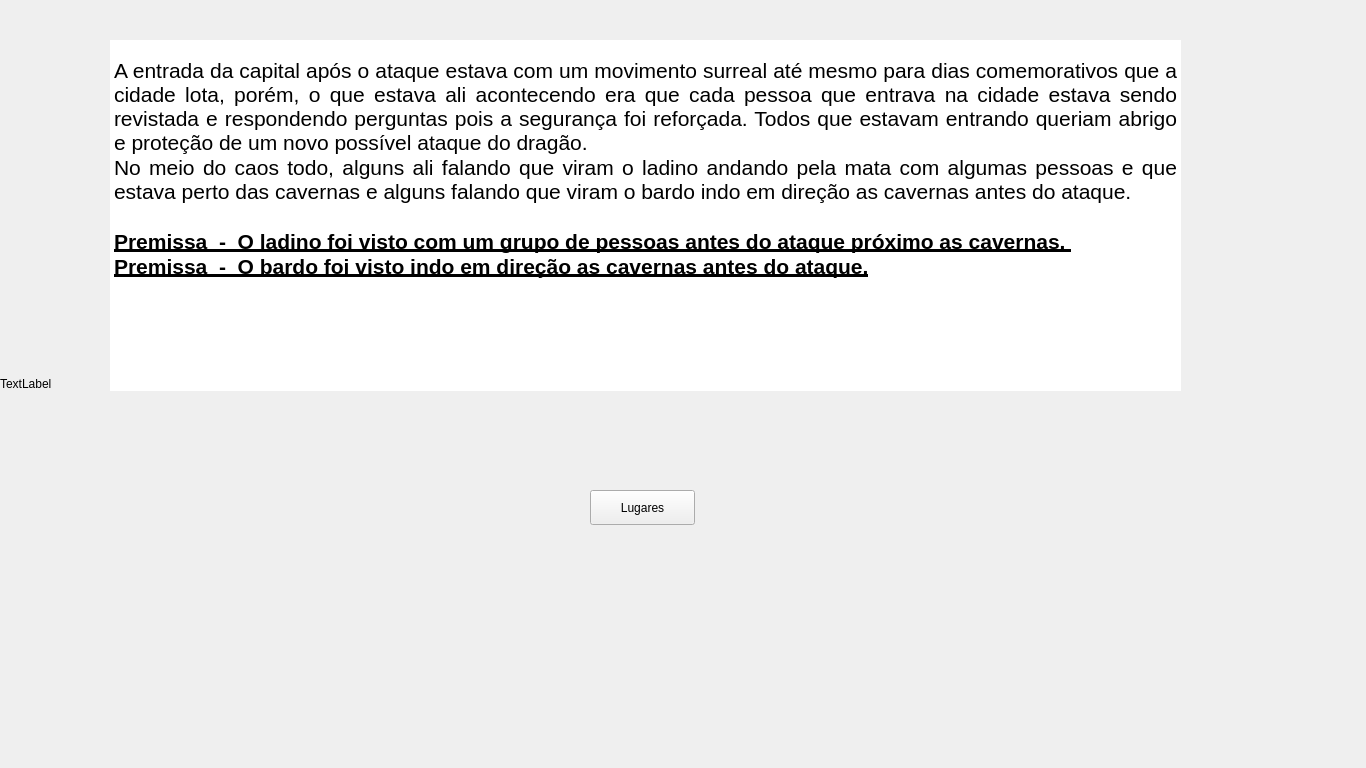
Qt form ui/twelfthwindow.ui (eriklemy/Detetive) before a commit.
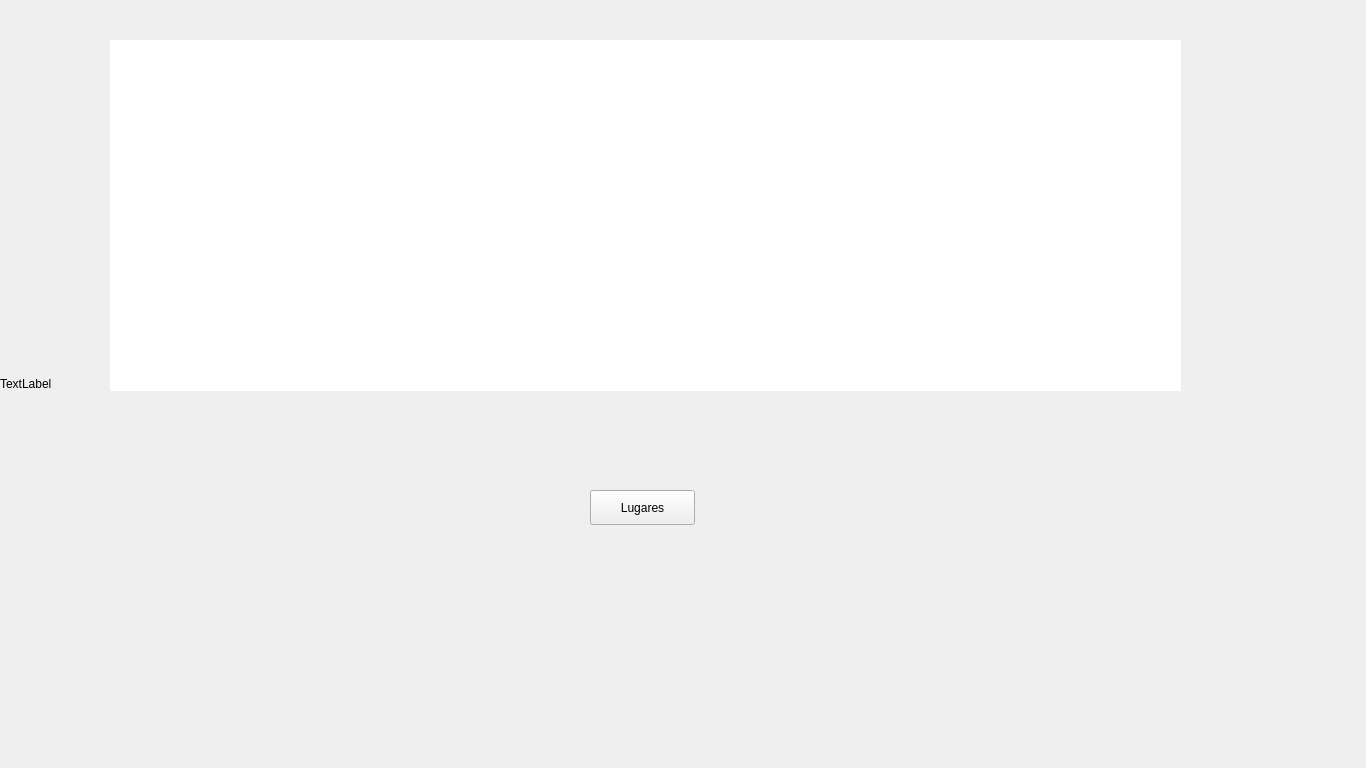
The same form after that commit.

The edit to the form file:
```diff
--- a/ui/twelfthwindow.ui
+++ b/ui/twelfthwindow.ui
@@ -35,12 +35,6 @@
       <height>768</height>
      </rect>
     </property>
-    <property name="maximumSize">
-     <size>
-      <width>1366</width>
-      <height>768</height>
-     </size>
-    </property>
     <property name="text">
      <string>TextLabel</string>
     </property>
@@ -76,11 +70,11 @@
 p, li { white-space: pre-wrap; }
 &lt;/style&gt;&lt;/head&gt;&lt;body style=&quot; font-family:'Segoe UI'; font-size:9pt; font-weight:400; font-style:normal;&quot;&gt;
 &lt;p align=&quot;justify&quot; style=&quot;-qt-paragraph-type:empty; margin-top:0px; margin-bottom:0px; margin-left:0px; margin-right:0px; -qt-block-indent:0; text-indent:0px;&quot;&gt;&lt;br /&gt;&lt;/p&gt;
-&lt;p align=&quot;justify&quot; style=&quot; margin-top:0px; margin-bottom:0px; margin-left:0px; margin-right:0px; -qt-block-indent:0; text-indent:0px;&quot;&gt;&lt;span style=&quot; font-size:16pt;&quot;&gt;A entrada da capital após o ataque estava com um movimento surreal até mesmo para dias comemorativos que a cidade lota, porém, o que estava ali acontecendo era que cada pessoa que entrava na cidade estava sendo revistada e respondendo perguntas pois a segurança foi reforçada. Todos que estavam entrando queriam abrigo e proteção de um novo possível ataque do dragão.&lt;/span&gt;&lt;/p&gt;
-&lt;p align=&quot;justify&quot; style=&quot; margin-top:0px; margin-bottom:0px; margin-left:0px; margin-right:0px; -qt-block-indent:0; text-indent:0px;&quot;&gt;&lt;span style=&quot; font-size:16pt;&quot;&gt;No meio do caos todo, alguns ali falando que viram o ladino andando pela mata com algumas pessoas e que estava perto das cavernas e alguns falando que viram o bardo indo em direção as cavernas antes do ataque.&lt;/span&gt;&lt;/p&gt;
-&lt;p align=&quot;justify&quot; style=&quot;-qt-paragraph-type:empty; margin-top:0px; margin-bottom:0px; margin-left:0px; margin-right:0px; -qt-block-indent:0; text-indent:0px; font-size:16pt;&quot;&gt;&lt;br /&gt;&lt;/p&gt;
-&lt;p align=&quot;justify&quot; style=&quot; margin-top:0px; margin-bottom:0px; margin-left:0px; margin-right:0px; -qt-block-indent:0; text-indent:0px;&quot;&gt;&lt;span style=&quot; font-size:16pt; font-weight:700; text-decoration: underline;&quot;&gt;Premissa  -  O ladino foi visto com um grupo de pessoas antes do ataque próximo as cavernas. &lt;/span&gt;&lt;/p&gt;
-&lt;p align=&quot;justify&quot; style=&quot; margin-top:0px; margin-bottom:0px; margin-left:0px; margin-right:0px; -qt-block-indent:0; text-indent:0px;&quot;&gt;&lt;span style=&quot; font-size:16pt; font-weight:700; text-decoration: underline;&quot;&gt;Premissa  -  O bardo foi visto indo em direção as cavernas antes do ataque.&lt;/span&gt;&lt;/p&gt;&lt;/body&gt;&lt;/html&gt;</string>
+&lt;p align=&quot;justify&quot; style=&quot; margin-top:0px; margin-bottom:0px; margin-left:0px; margin-right:0px; -qt-block-indent:0; text-indent:0px;&quot;&gt;&lt;span style=&quot; font-size:16pt; color:#ffffff;&quot;&gt;A entrada da capital após o ataque estava com um movimento surreal até mesmo para dias comemorativos que a cidade lota, porém, o que estava ali acontecendo era que cada pessoa que entrava na cidade estava sendo revistada e respondendo perguntas pois a segurança foi reforçada. Todos que estavam entrando queriam abrigo e proteção de um novo possível ataque do dragão.&lt;/span&gt;&lt;/p&gt;
+&lt;p align=&quot;justify&quot; style=&quot; margin-top:0px; margin-bottom:0px; margin-left:0px; margin-right:0px; -qt-block-indent:0; text-indent:0px;&quot;&gt;&lt;span style=&quot; font-size:16pt; color:#ffffff;&quot;&gt;No meio do caos todo, alguns ali falando que viram o ladino andando pela mata com algumas pessoas e que estava perto das cavernas e alguns falando que viram o bardo indo em direção as cavernas antes do ataque.&lt;/span&gt;&lt;/p&gt;
+&lt;p align=&quot;justify&quot; style=&quot;-qt-paragraph-type:empty; margin-top:0px; margin-bottom:0px; margin-left:0px; margin-right:0px; -qt-block-indent:0; text-indent:0px; font-size:16pt; color:#ffffff;&quot;&gt;&lt;br /&gt;&lt;/p&gt;
+&lt;p align=&quot;justify&quot; style=&quot; margin-top:0px; margin-bottom:0px; margin-left:0px; margin-right:0px; -qt-block-indent:0; text-indent:0px;&quot;&gt;&lt;span style=&quot; font-size:16pt; font-weight:700; text-decoration: underline; color:#ffffff;&quot;&gt;Premissa  -  O ladino foi visto com um grupo de pessoas antes do ataque próximo as cavernas. &lt;/span&gt;&lt;/p&gt;
+&lt;p align=&quot;justify&quot; style=&quot; margin-top:0px; margin-bottom:0px; margin-left:0px; margin-right:0px; -qt-block-indent:0; text-indent:0px;&quot;&gt;&lt;span style=&quot; font-size:16pt; font-weight:700; text-decoration: underline; color:#ffffff;&quot;&gt;Premissa  -  O bardo foi visto indo em direção as cavernas antes do ataque.&lt;/span&gt;&lt;/p&gt;&lt;/body&gt;&lt;/html&gt;</string>
     </property>
    </widget>
   </widget>
```
